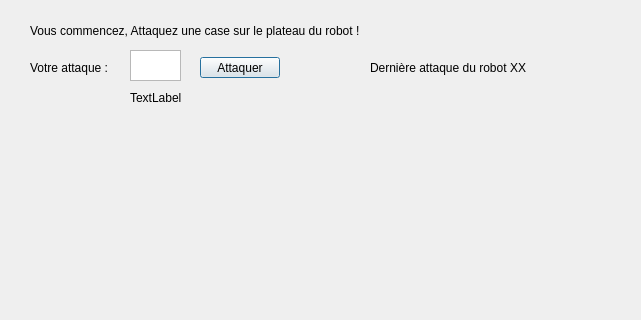
Old version of the form Qtapp/RobusUI/playwindow.ui in the repository Mathis201/100.I.D; both pictures show x 0 to 641 and y 0 to 320 of the 766 by 552 pixel window.
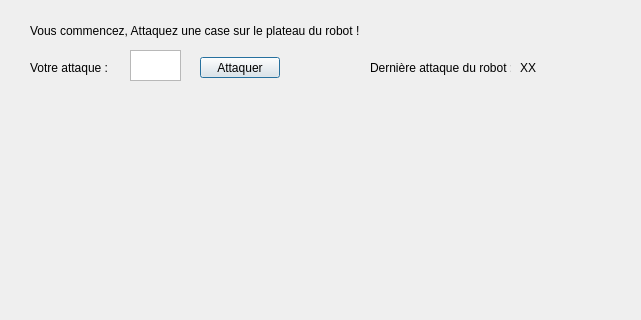
New version of the form. Custom widgets are drawn as their Qt base class.

Patch:
```diff
--- a/Qtapp/RobusUI/playwindow.ui
+++ b/Qtapp/RobusUI/playwindow.ui
@@ -65,7 +65,7 @@
   <widget class="QLabel" name="attaqueRobus">
    <property name="geometry">
     <rect>
-     <x>510</x>
+     <x>520</x>
      <y>60</y>
      <width>41</width>
      <height>16</height>
@@ -108,7 +108,7 @@
     </rect>
    </property>
    <property name="text">
-    <string>TextLabel</string>
+    <string/>
    </property>
   </widget>
  </widget>
```
Left out of the diff: 2 changed lines with no effect on the pictures.
